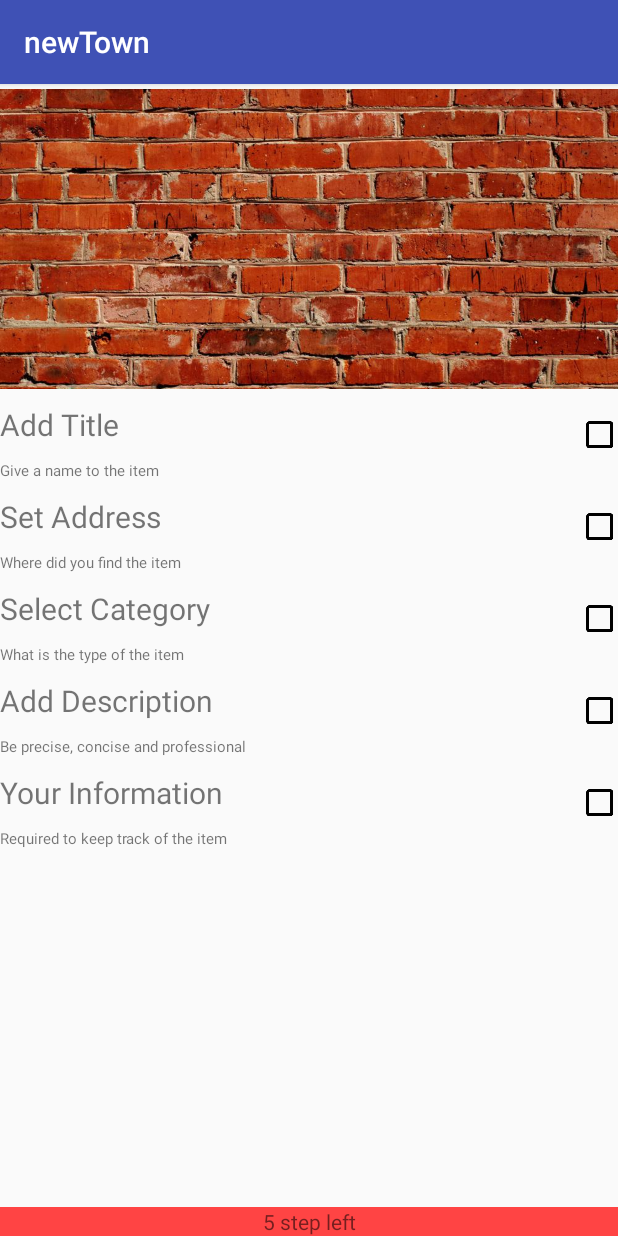
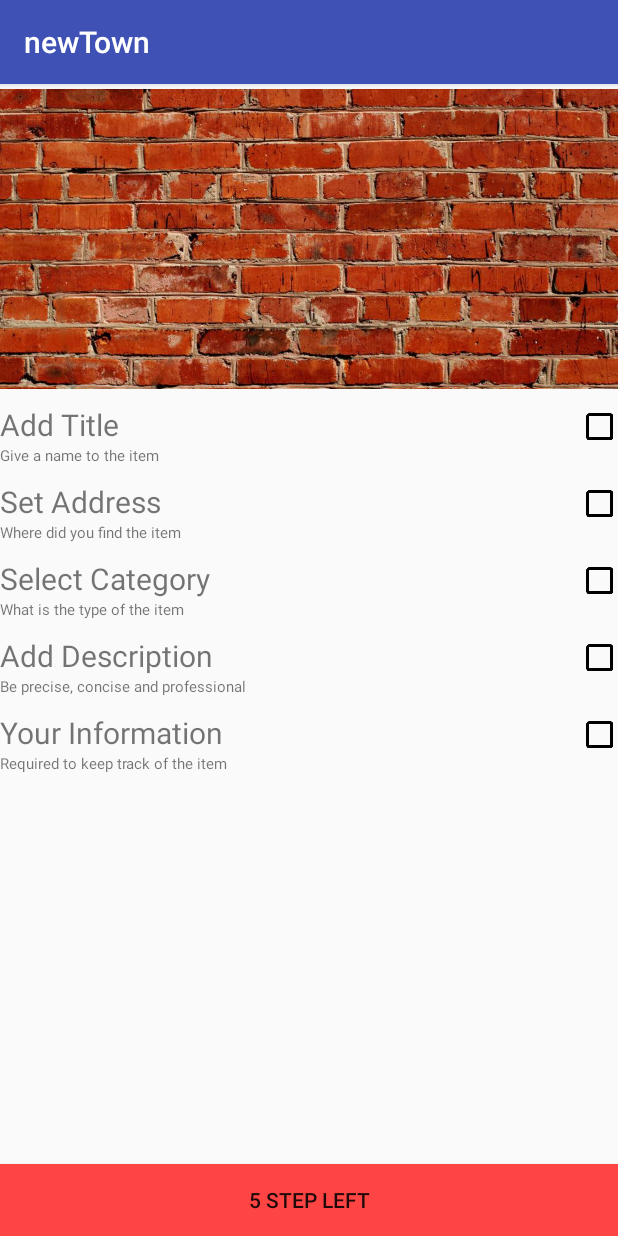
Before and after one commit to zcbmlijygrdwa/paperTown, an Android app: the newTown screen opened directly, with no data from a screen before it, on a phone screen of 412 x 824 dp. Run offline under Robolectric (Android 15) with nearby library versions, the phone set to English and light mode, and no system bars.

Commit message:
change step left textView to  Button

```diff
--- a/app/src/main/java/zhenyuyang/cec150/ece/ucsb/edu/project/newTown.java
+++ b/app/src/main/java/zhenyuyang/cec150/ece/ucsb/edu/project/newTown.java
@@ -13,11 +13,13 @@ import android.util.Log;
 import android.view.View;
 import android.widget.AdapterView;
 import android.widget.ArrayAdapter;
+import android.widget.Button;
 import android.widget.CheckBox;
 import android.widget.ImageView;
 import android.widget.ListView;
 import android.widget.ProgressBar;
 import android.widget.TextView;
+import android.widget.Toast;
 
 import java.util.ArrayList;
 import java.util.HashMap;
@@ -39,6 +41,8 @@ public class newTown extends AppCompatActivity {
     String category = "";
     String description = "";
     String information = "";
+
+    int itemLeft = 5;
 
     @Override
     protected void onCreate(Bundle savedInstanceState) {
@@ -174,66 +178,29 @@ public class newTown extends AppCompatActivity {
         });
 
 
-//        listview.setAdapter(adapter);
-/*
-        listview.setOnItemClickListener(new AdapterView.OnItemClickListener() {
 
+        //step left button event
+        Button button_step_left = (Button) findViewById(R.id.button_step_left);
+        button_step_left.setOnClickListener(new View.OnClickListener() {
             @Override
-            public void onItemClick(AdapterView<?> parent, final View view,
-                                    int position, long id) {
-
-                Log.i("onClick", "click");
-                Log.i("onClick", "position = " + position);
-
-
-                if (position == 0) {
-                    Intent intent = new Intent(getApplicationContext(), NewTitleActivity.class);
-                    //intent.putExtra(EXTRA_MESSAGE, "asdf");
-                    startActivityForResult(intent, NEW_TITLE_REQUEST);
-                    overridePendingTransition(R.anim.trans_left_in, R.anim.trans_left_out);
-                    //finish();// kill current activity
+            public void onClick(View v) {
+                Log.i("onClick", "button_step_left click");
+                if(itemLeft>0){
+                    Toast.makeText(getApplicationContext(), "Please fill out all fields", Toast.LENGTH_SHORT).show();
+                }
+                else{
+                    Log.i("onClick", "Submit!");
                 }
 
-                if (position == 1) {
-                    Intent intent = new Intent(getApplicationContext(), NewAddressActivity.class);
-                    //intent.putExtra(EXTRA_MESSAGE, "asdf");
-                    startActivityForResult(intent, NEW_ADDRESS_REQUEST);
-                    overridePendingTransition(R.anim.trans_left_in, R.anim.trans_left_out);
-                    //finish();// kill current activity
-                }
-
-                if (position == 2) {
-                    Intent intent = new Intent(getApplicationContext(), NewCategoryActivity.class);
-                    //intent.putExtra(EXTRA_MESSAGE, "asdf");
-                    startActivityForResult(intent, NEW_CATEGORY_REQUEST);
-                    overridePendingTransition(R.anim.trans_left_in, R.anim.trans_left_out);
-                    //finish();// kill current activity
-                }
-
-                if (position == 3) {
-                    Intent intent = new Intent(getApplicationContext(), NewDescriptionActivity.class);
-                    //intent.putExtra(EXTRA_MESSAGE, "asdf");
-                    startActivityForResult(intent, NEW_DESCRIPTION_REQUEST);
-                    overridePendingTransition(R.anim.trans_left_in, R.anim.trans_left_out);
-                    //finish();// kill current activity
-                }
-
-                if (position == 4) {
-                    Intent intent = new Intent(getApplicationContext(), NewInformationActivity.class);
-                    //intent.putExtra(EXTRA_MESSAGE, "asdf");
-                    startActivityForResult(intent, NEW_INFORMATION_REQUEST);
-                    overridePendingTransition(R.anim.trans_left_in, R.anim.trans_left_out);
-                    //finish();// kill current activity
-                }
-
-
+//                Intent intent = new Intent(getApplicationContext(), NewTitleActivity.class);
+//                //intent.putExtra(EXTRA_MESSAGE, "asdf");
+//                startActivityForResult(intent, NEW_TITLE_REQUEST);
+//                overridePendingTransition(R.anim.trans_left_in, R.anim.trans_left_out);
+//                //finish();// kill current activity
 
             }
+        });
 
-        });
-        */
-
-        //test
 
     }
 
@@ -390,12 +357,16 @@ public class newTown extends AppCompatActivity {
         }
 
         //update step left text view
-         TextView textView_step_left = (TextView) findViewById(R.id.textView_step_left);
-         textView_step_left.setText((5-counter)+" step left");
+         Button button_step_left = (Button) findViewById(R.id.button_step_left);
+         button_step_left.setText((5-counter)+" step left");
+         itemLeft = 5-counter;
 
          //update progress bar
          ProgressBar pb = (ProgressBar)findViewById(R.id.progressBar);
          pb.setProgress(       (int)(100.0*(counter)/5.0 )   );
+
+
+         //if all items finish, enable submission
 
          //return counter;
     }
--- a/app/src/main/res/layout/activity_new_town.xml
+++ b/app/src/main/res/layout/activity_new_town.xml
@@ -74,7 +74,6 @@
                         android:id="@+id/description_title"
                         android:layout_width="wrap_content"
                         android:layout_height="wrap_content"
-                        android:layout_marginTop="10dp"
                         android:text="Give a name to the item"
                         android:textSize="10sp"></TextView>
 
@@ -118,7 +117,6 @@
                         android:id="@+id/description_address"
                         android:layout_width="match_parent"
                         android:layout_height="wrap_content"
-                        android:layout_marginTop="10dp"
                         android:text="Where did you find the item"
                         android:textSize="10sp"></TextView>
 
@@ -162,7 +160,6 @@
                         android:id="@+id/description_cate"
                         android:layout_width="match_parent"
                         android:layout_height="wrap_content"
-                        android:layout_marginTop="10dp"
                         android:text="What is the type of the item"
                         android:textSize="10sp"></TextView>
                 </LinearLayout>
@@ -205,7 +202,6 @@
                         android:id="@+id/description_description"
                         android:layout_width="match_parent"
                         android:layout_height="wrap_content"
-                        android:layout_marginTop="10dp"
                         android:text="Be precise, concise and professional"
                         android:textSize="10sp"></TextView>
 
@@ -249,7 +245,6 @@
                         android:id="@+id/description_information"
                         android:layout_width="match_parent"
                         android:layout_height="wrap_content"
-                        android:layout_marginTop="10dp"
                         android:text="Required to keep track of the item"
                         android:textSize="10sp"></TextView>
                 </LinearLayout>
@@ -272,8 +267,8 @@
         </LinearLayout>
     </ScrollView>
 
-    <TextView
-        android:id="@+id/textView_step_left"
+    <Button
+        android:id="@+id/button_step_left"
         android:layout_width="match_parent"
         android:layout_height="wrap_content"
         android:layout_weight="0"
```
